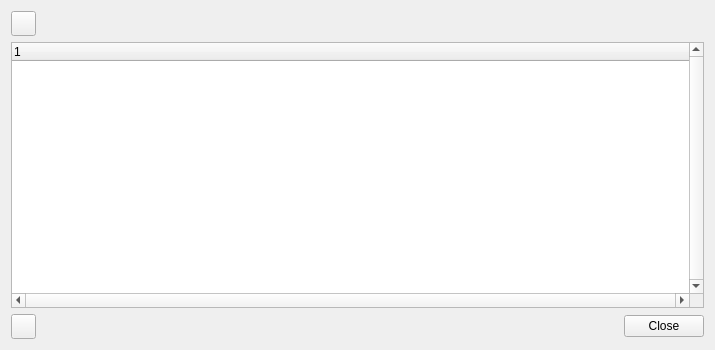
Above: NAVigater/CGNS/NAV/T/Q7DiagWindow.ui from pyCGNS/pyCGNS before the change. Below: the same form after it.
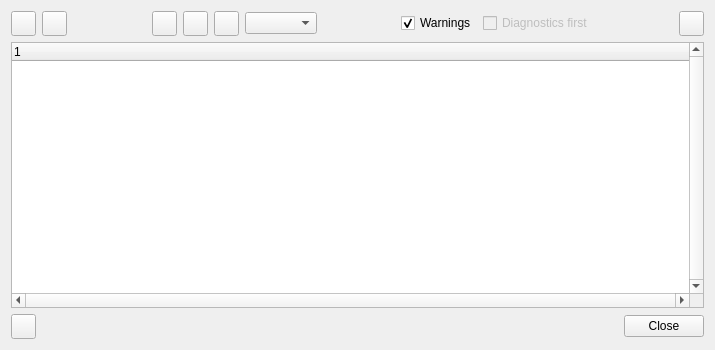
That is the form after the change. Icons and pictures are not drawn.

Patch:
```diff
--- a/NAVigater/CGNS/NAV/T/Q7DiagWindow.ui
+++ b/NAVigater/CGNS/NAV/T/Q7DiagWindow.ui
@@ -81,6 +81,192 @@
    </item>
    <item row="3" column="0">
     <layout class="QHBoxLayout" name="horizontalLayout">
+     <item>
+      <widget class="QPushButton" name="bExpandAll">
+       <property name="minimumSize">
+        <size>
+         <width>25</width>
+         <height>25</height>
+        </size>
+       </property>
+       <property name="maximumSize">
+        <size>
+         <width>25</width>
+         <height>25</height>
+        </size>
+       </property>
+       <property name="text">
+        <string/>
+       </property>
+       <property name="icon">
+        <iconset resource="../R/Res.qrc">
+         <normaloff>:/images/icons/level-in.gif</normaloff>:/images/icons/level-in.gif</iconset>
+       </property>
+      </widget>
+     </item>
+     <item>
+      <widget class="QPushButton" name="bCollapseAll">
+       <property name="sizePolicy">
+        <sizepolicy hsizetype="Minimum" vsizetype="Fixed">
+         <horstretch>25</horstretch>
+         <verstretch>25</verstretch>
+        </sizepolicy>
+       </property>
+       <property name="minimumSize">
+        <size>
+         <width>25</width>
+         <height>25</height>
+        </size>
+       </property>
+       <property name="maximumSize">
+        <size>
+         <width>25</width>
+         <height>25</height>
+        </size>
+       </property>
+       <property name="text">
+        <string/>
+       </property>
+       <property name="icon">
+        <iconset resource="../R/Res.qrc">
+         <normaloff>:/images/icons/level-out.gif</normaloff>:/images/icons/level-out.gif</iconset>
+       </property>
+      </widget>
+     </item>
+     <item>
+      <spacer name="horizontalSpacer_4">
+       <property name="orientation">
+        <enum>Qt::Horizontal</enum>
+       </property>
+       <property name="sizeHint" stdset="0">
+        <size>
+         <width>40</width>
+         <height>20</height>
+        </size>
+       </property>
+      </spacer>
+     </item>
+     <item>
+      <widget class="QPushButton" name="bPrevious">
+       <property name="minimumSize">
+        <size>
+         <width>25</width>
+         <height>25</height>
+        </size>
+       </property>
+       <property name="maximumSize">
+        <size>
+         <width>25</width>
+         <height>25</height>
+        </size>
+       </property>
+       <property name="text">
+        <string/>
+       </property>
+       <property name="icon">
+        <iconset resource="../R/Res.qrc">
+         <normaloff>:/images/icons/node-sids-opened.gif</normaloff>:/images/icons/node-sids-opened.gif</iconset>
+       </property>
+      </widget>
+     </item>
+     <item>
+      <widget class="QPushButton" name="bClear">
+       <property name="minimumSize">
+        <size>
+         <width>25</width>
+         <height>25</height>
+        </size>
+       </property>
+       <property name="maximumSize">
+        <size>
+         <width>25</width>
+         <height>25</height>
+        </size>
+       </property>
+       <property name="text">
+        <string/>
+       </property>
+       <property name="icon">
+        <iconset resource="../R/Res.qrc">
+         <normaloff>:/images/icons/node-sids-leaf.gif</normaloff>:/images/icons/node-sids-leaf.gif</iconset>
+       </property>
+      </widget>
+     </item>
+     <item>
+      <widget class="QPushButton" name="bNext">
+       <property name="minimumSize">
+        <size>
+         <width>25</width>
+         <height>25</height>
+        </size>
+       </property>
+       <property name="maximumSize">
+        <size>
+         <width>25</width>
+         <height>25</height>
+        </size>
+       </property>
+       <property name="text">
+        <string/>
+       </property>
+       <property name="icon">
+        <iconset resource="../R/Res.qrc">
+         <normaloff>:/images/icons/selected.gif</normaloff>:/images/icons/selected.gif</iconset>
+       </property>
+      </widget>
+     </item>
+     <item>
+      <widget class="QComboBox" name="cFilter"/>
+     </item>
+     <item>
+      <spacer name="horizontalSpacer">
+       <property name="orientation">
+        <enum>Qt::Horizontal</enum>
+       </property>
+       <property name="sizeHint" stdset="0">
+        <size>
+         <width>40</width>
+         <height>20</height>
+        </size>
+       </property>
+      </spacer>
+     </item>
+     <item>
+      <widget class="QCheckBox" name="cWarnings">
+       <property name="enabled">
+        <bool>true</bool>
+       </property>
+       <property name="text">
+        <string>Warnings</string>
+       </property>
+       <property name="checked">
+        <bool>true</bool>
+       </property>
+      </widget>
+     </item>
+     <item>
+      <widget class="QCheckBox" name="cDiagFirst">
+       <property name="enabled">
+        <bool>false</bool>
+       </property>
+       <property name="text">
+        <string>Diagnostics first</string>
+       </property>
+      </widget>
+     </item>
+     <item>
+      <spacer name="horizontalSpacer_3">
+       <property name="orientation">
+        <enum>Qt::Horizontal</enum>
+       </property>
+       <property name="sizeHint" stdset="0">
+        <size>
+         <width>40</width>
+         <height>20</height>
+        </size>
+       </property>
+      </spacer>
+     </item>
      <item>
       <widget class="QPushButton" name="bSave">
        <property name="minimumSize">
@@ -104,19 +290,6 @@
        </property>
       </widget>
      </item>
-     <item>
-      <spacer name="horizontalSpacer">
-       <property name="orientation">
-        <enum>Qt::Horizontal</enum>
-       </property>
-       <property name="sizeHint" stdset="0">
-        <size>
-         <width>40</width>
-         <height>20</height>
-        </size>
-       </property>
-      </spacer>
-     </item>
     </layout>
    </item>
    <item row="4" column="0">
```
